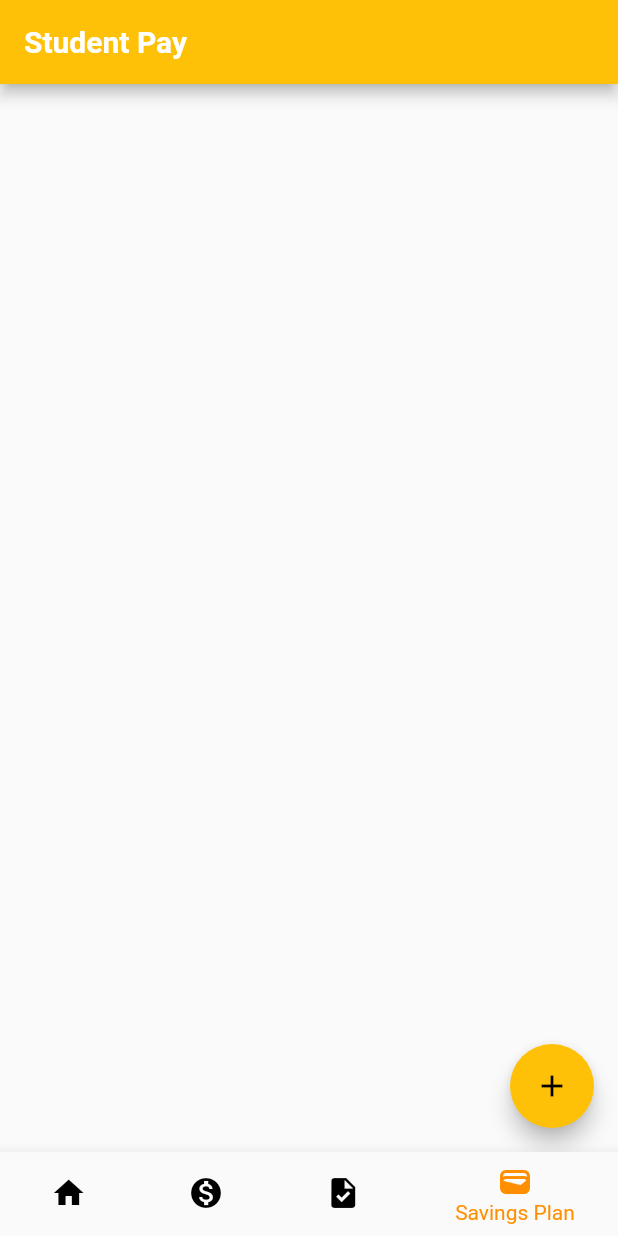
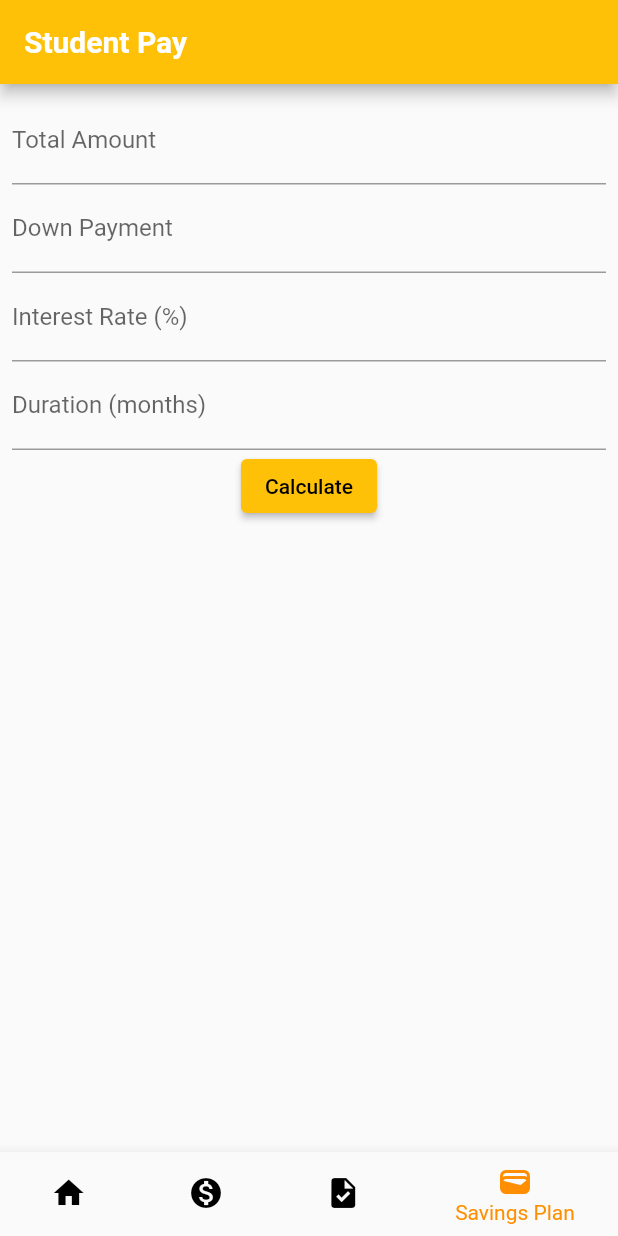
Before and after one commit to candraos/student_pay_repo, a Flutter app: the screen it shows after launch, item 4 of the bottom bar chosen, on a phone screen of 412 x 824 dp. Run offline on Flutter 3.47's test engine with Material 2 defaults, Android fonts, the phone set to English and light mode, and no system bars; our stand-ins replace file_picker, permission_handler, pie_chart, sqflite; accounts and stored records are empty.

Commit message:
fixed savings plan

```diff
--- a/lib/views/main_screen.dart
+++ b/lib/views/main_screen.dart
@@ -1,7 +1,7 @@
 import 'package:flutter/material.dart';
 import 'package:flutter_budget_planning/views/expenses_plan.dart';
 import 'package:flutter_budget_planning/views/home.dart';
-import 'package:flutter_budget_planning/views/savings_plan.dart';
+import 'package:flutter_budget_planning/views/saving_plan2.dart';
 import 'package:flutter_budget_planning/views/task_management.dart';
 
 class MainScreen extends StatefulWidget {
@@ -14,11 +14,11 @@ class MainScreen extends StatefulWidget {
 class _MainScreenState extends State<MainScreen> {
   int _selectedIndex = 0;
 
-  static const List<Widget> _widgetOptions = <Widget>[
+  static  List<Widget> _widgetOptions = <Widget>[
    Home(),
     ExpensesPlan(),
     TaskManagement(),
-    SavingsPlan(),
+     SavingsCalculator(),
   ];
 
   void _onItemTapped(int index) {
--- /dev/null
+++ b/lib/views/saving_plan2.dart
@@ -0,0 +1,71 @@
+import 'package:flutter/material.dart';
+import 'dart:math';
+
+
+class SavingsCalculator extends StatefulWidget {
+  @override
+  _SavingsCalculatorState createState() => _SavingsCalculatorState();
+}
+
+class _SavingsCalculatorState extends State<SavingsCalculator> {
+  final TextEditingController _totalAmountController = TextEditingController();
+  final TextEditingController _downPaymentController = TextEditingController();
+  final TextEditingController _interestRateController = TextEditingController();
+  final TextEditingController _durationController = TextEditingController();
+  double? _monthlyPayment;
+
+  void calculateMonthlyPayment() {
+    final double totalAmount = double.parse(_totalAmountController.text);
+    final double downPayment = double.parse(_downPaymentController.text);
+    final double interestRate = double.parse(_interestRateController.text) / 100;
+    final int duration = int.parse(_durationController.text);
+    final double loanAmount = totalAmount - downPayment;
+    final double monthlyInterestRate = interestRate / 12;
+    final double monthlyPayment = loanAmount * monthlyInterestRate /
+        (1 - (1 /pow(1 + monthlyInterestRate,duration) ));
+
+    setState(() {
+      _monthlyPayment = monthlyPayment;
+    });
+  }
+
+  @override
+  Widget build(BuildContext context) {
+    return Scaffold(
+
+      body: Padding(
+        padding: const EdgeInsets.all(8.0),
+        child: Column(
+          children: <Widget>[
+            TextField(
+              controller: _totalAmountController,
+              decoration: InputDecoration(labelText: 'Total Amount'),
+              keyboardType: TextInputType.numberWithOptions(decimal: true),
+            ),
+            TextField(
+              controller: _downPaymentController,
+              decoration: InputDecoration(labelText: 'Down Payment'),
+              keyboardType: TextInputType.numberWithOptions(decimal: true),
+            ),
+            TextField(
+              controller: _interestRateController,
+              decoration: InputDecoration(labelText: 'Interest Rate (%)'),
+              keyboardType: TextInputType.numberWithOptions(decimal: true),
+            ),
+            TextField(
+              controller: _durationController,
+              decoration: InputDecoration(labelText: 'Duration (months)'),
+              keyboardType: TextInputType.number,
+            ),
+            ElevatedButton(
+              onPressed: calculateMonthlyPayment,
+              child: Text('Calculate'),
+            ),
+            if (_monthlyPayment != null)
+              Text('Monthly Payment: \$${_monthlyPayment!.toStringAsFixed(2)}'),
+          ],
+        ),
+      ),
+    );
+  }
+}
```
